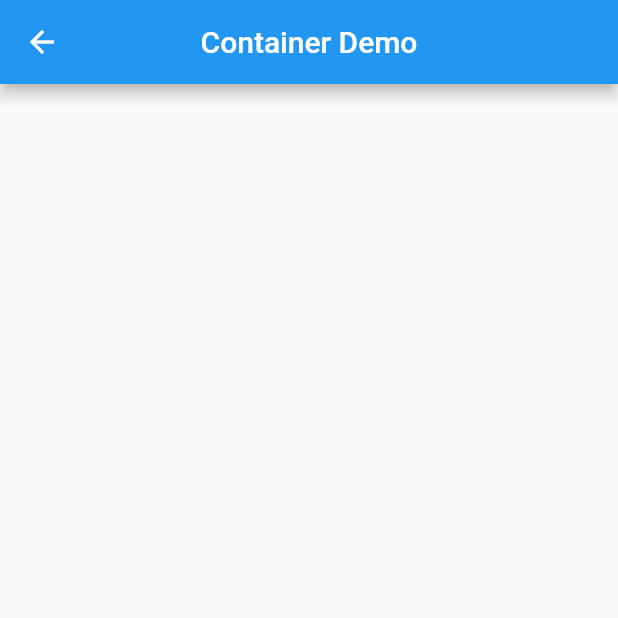
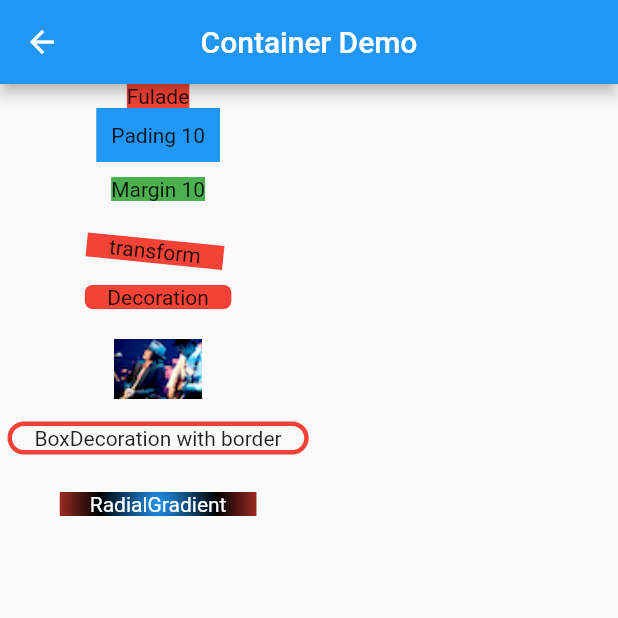
Before and after one commit to Johnson8888/learn_flutter, a Flutter app: the ContainerDemoPage screen opened by its route, on a phone screen of 412 x 824 dp, the top half of it. Run offline on Flutter 3.47's test engine with Material 2 defaults, Android fonts, the phone set to English and light mode, and no system bars.

Commit message:
ContainerDemoPage

```diff
--- a/flutter_app/lib/main.dart
+++ b/flutter_app/lib/main.dart
@@ -35,7 +35,7 @@ class MyApp extends StatelessWidget {
         "FlatButtonDemoPage": (context) => FlatButtonDemoPage(),
         "OutlineButtonDemoePage": (context) => OutlineButtonDemoePage(),
         "IconButtonDemoPage": (context) => IconButtonDemoPage(),
-        "ContainerPage": (context) => ContainerDemoPage(),
+        "ContainerDemoPage": (context) => ContainerDemoPage(),
       },
     );
   }
--- a/flutter_app/lib/routes/container_page.dart
+++ b/flutter_app/lib/routes/container_page.dart
@@ -1,7 +1,7 @@
 /*
  * @Author: 弗拉德
  * @Date: 2020-12-20 14:50:19
- * @LastEditTime: 2020-12-20 14:54:43
+ * @LastEditTime: 2020-12-28 16:24:02
  * @Support: http://fulade.me
  */
 import 'package:flutter/material.dart';
@@ -23,7 +23,75 @@ class _ContainerDemoPageState extends State<ContainerDemoPage> {
       body: Column(
         crossAxisAlignment: CrossAxisAlignment.center,
         children: [
-          Container(),
+          Container(
+            child: Text("Fulade"),
+            color: Colors.red,
+          ),
+          Container(
+            child: Text("Pading 10"),
+            padding: EdgeInsets.all(10),
+            color: Colors.blue,
+          ),
+          Container(
+            child: Text("Margin 10"),
+            margin: EdgeInsets.all(10),
+            color: Colors.green,
+          ),
+          Container(
+            padding: EdgeInsets.symmetric(horizontal: 15),
+            margin: EdgeInsets.all(10),
+            child: Text("transform"),
+            transform: Matrix4.rotationZ(0.1),
+            color: Colors.red,
+          ),
+          Container(
+            child: Text("Decoration"),
+            padding: EdgeInsets.symmetric(horizontal: 15),
+            margin: EdgeInsets.all(10),
+            decoration: BoxDecoration(
+              color: Colors.red,
+              shape: BoxShape.rectangle,
+              borderRadius: BorderRadius.all(Radius.circular(5)),
+            ),
+          ),
+          Container(
+            height: 40,
+            width: 100,
+            margin: EdgeInsets.all(10),
+            decoration: BoxDecoration(
+              image: DecorationImage(
+                image: AssetImage("images/flutter_icon_100.png"),
+                fit: BoxFit.contain,
+              ),
+            ),
+          ),
+          Container(
+            child: Text('BoxDecoration with border'),
+            padding: EdgeInsets.symmetric(horizontal: 15),
+            margin: EdgeInsets.all(5),
+            decoration: BoxDecoration(
+              borderRadius: BorderRadius.circular(12),
+              border: Border.all(
+                color: Colors.red,
+                width: 3,
+              ),
+            ),
+          ),
+          Container(
+            padding: EdgeInsets.symmetric(horizontal: 20),
+            margin: EdgeInsets.all(20), //容器外填充
+            decoration: BoxDecoration(
+              gradient: RadialGradient(
+                  colors: [Colors.blue, Colors.black, Colors.red],
+                  center: Alignment.center,
+                  radius: 5),
+            ),
+            child: Text(
+              //卡片文字
+              "RadialGradient",
+              style: TextStyle(color: Colors.white),
+            ),
+          ),
         ],
       ),
     );
```
